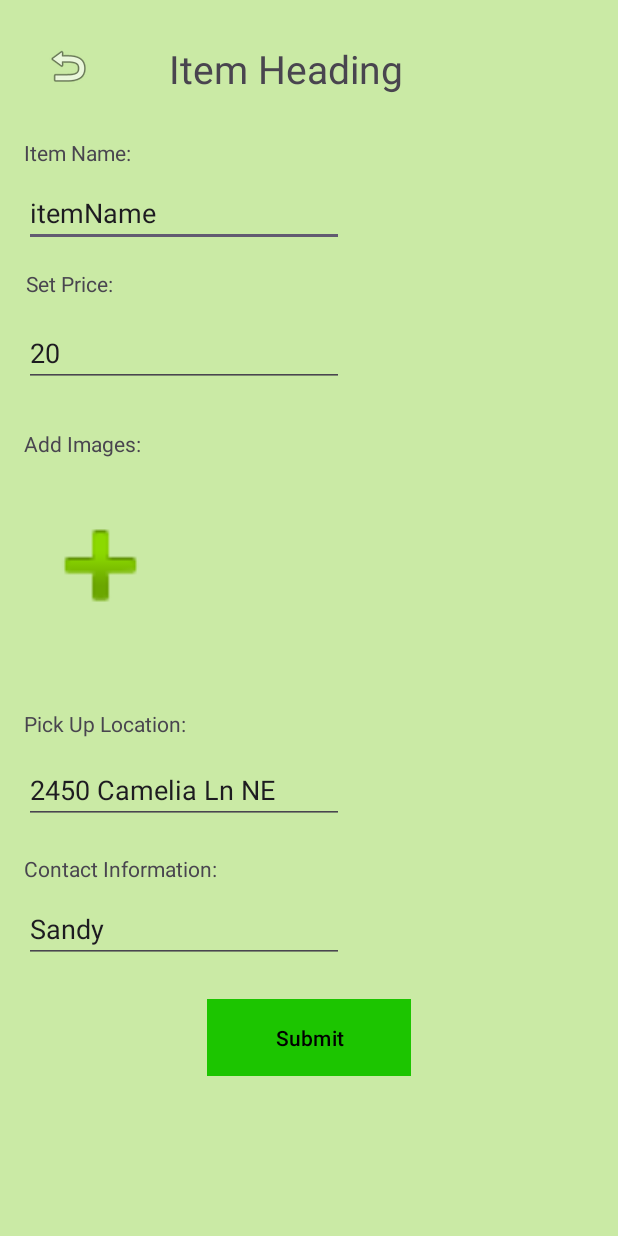
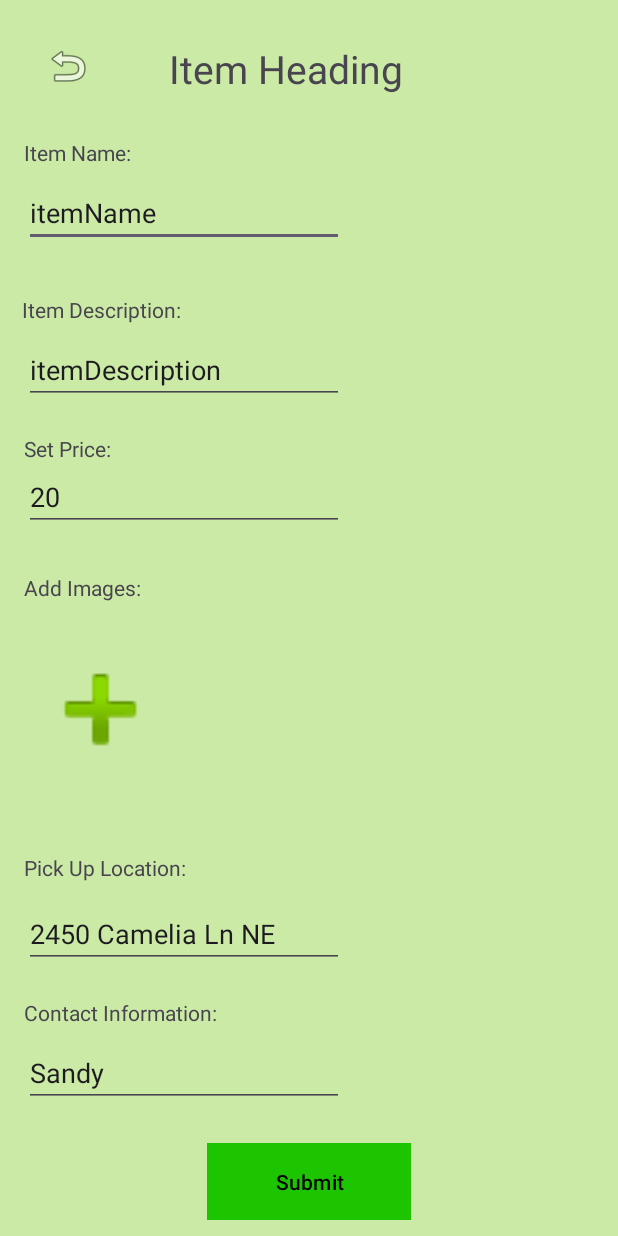
Before and after one commit to And102Group16/sustainable-marketplace, an Android app: the AddProduct screen opened directly, with no data from a screen before it, on a phone screen of 412 x 824 dp. Run offline under Robolectric (Android 15) with nearby library versions, the phone set to English and light mode, and no system bars; our stand-ins replace Firebase (no records; nobody signed in at launch, a user with empty details on screens opened directly).

Commit message:
Mahima and2 (#19)
* descripiotn field added

---------

Co-authored-by: pardazbanumohammad <pardazbanu1999@gmail.com>
Co-authored-by: Mahima Sharma <mahimasharma@Mahimas-MacBook-Air.local>
Co-authored-by: Rajesh Timilsina <rajeshtims@gmail.com>

```diff
--- a/Sustainify/app/src/main/res/layout/add_product.xml
+++ b/Sustainify/app/src/main/res/layout/add_product.xml
@@ -1,11 +1,15 @@
 <?xml version="1.0" encoding="utf-8"?>
-<androidx.constraintlayout.widget.ConstraintLayout xmlns:android="http://schemas.android.com/apk/res/android"
+<ScrollView xmlns:android="http://schemas.android.com/apk/res/android"
     xmlns:app="http://schemas.android.com/apk/res-auto"
     xmlns:tools="http://schemas.android.com/tools"
     android:layout_width="match_parent"
     android:layout_height="match_parent"
     android:background="#CAEAA5"
     tools:context=".HomeActivity">
+
+    <androidx.constraintlayout.widget.ConstraintLayout
+        android:layout_width="match_parent"
+        android:layout_height="wrap_content">
 
     <TextView
         android:id="@+id/itemHeading"
@@ -41,6 +45,17 @@
         app:layout_constraintTop_toBottomOf="@+id/backButton" />
 
     <TextView
+        android:id="@+id/itemDescription"
+        android:layout_width="wrap_content"
+        android:layout_height="wrap_content"
+        android:layout_marginTop="32dp"
+        android:text="Item Description:"
+        app:layout_constraintEnd_toEndOf="parent"
+        app:layout_constraintHorizontal_bias="0.047"
+        app:layout_constraintStart_toStartOf="parent"
+        app:layout_constraintTop_toBottomOf="@+id/itemName" />
+
+    <TextView
         android:id="@+id/textView2"
         android:layout_width="wrap_content"
         android:layout_height="wrap_content"
@@ -49,9 +64,10 @@
         android:text="Set Price:"
         app:layout_constraintBottom_toTopOf="@+id/setprice"
         app:layout_constraintEnd_toEndOf="parent"
+        app:layout_constraintHorizontal_bias="0.0"
         app:layout_constraintStart_toStartOf="parent"
-        app:layout_constraintTop_toBottomOf="@+id/itemName"
-        app:layout_constraintVertical_bias="0.512" />
+        app:layout_constraintTop_toBottomOf="@+id/etItemDescription"
+        app:layout_constraintVertical_bias="1.0" />
 
     <TextView
         android:id="@+id/textView3"
@@ -103,6 +119,19 @@
         app:layout_constraintTop_toBottomOf="@+id/textView1" />
 
     <EditText
+        android:id="@+id/etItemDescription"
+        android:layout_width="wrap_content"
+        android:layout_height="wrap_content"
+        android:layout_marginTop="8dp"
+        android:ems="10"
+        android:inputType="text"
+        android:text="itemDescription"
+        app:layout_constraintEnd_toEndOf="parent"
+        app:layout_constraintHorizontal_bias="0.079"
+        app:layout_constraintStart_toStartOf="parent"
+        app:layout_constraintTop_toBottomOf="@+id/itemDescription" />
+
+    <EditText
         android:id="@+id/pickUp"
         android:layout_width="wrap_content"
         android:layout_height="wrap_content"
@@ -136,10 +165,10 @@
         android:id="@+id/setprice"
         android:layout_width="wrap_content"
         android:layout_height="wrap_content"
-        android:layout_marginTop="48dp"
+        android:layout_marginTop="144dp"
         android:ems="10"
+        android:inputType="number"
         android:text="20"
-        android:inputType="number"
         app:layout_constraintEnd_toEndOf="parent"
         app:layout_constraintHorizontal_bias="0.079"
         app:layout_constraintStart_toStartOf="parent"
@@ -166,6 +195,7 @@
         android:layout_marginEnd="16dp"
         android:background="@drawable/rounded_corner_box"
         app:layout_constraintEnd_toEndOf="parent"
+        app:layout_constraintHorizontal_bias="0.0"
         app:layout_constraintStart_toEndOf="@id/addImg"
         app:layout_constraintTop_toTopOf="@id/addImg">
 
@@ -175,6 +205,7 @@
             android:layout_height="wrap_content"
             android:orientation="horizontal" />
     </HorizontalScrollView>
+
     <Button
         android:id="@+id/button"
         android:layout_width="136dp"
@@ -182,6 +213,7 @@
         android:layout_marginStart="137dp"
         android:layout_marginTop="24dp"
         android:layout_marginEnd="138dp"
+        android:layout_marginBottom="100dp"
         android:background="@color/material_dynamic_primary90"
         android:text="Submit"
         android:textColorHighlight="#4CAF50"
@@ -191,4 +223,5 @@
         app:layout_constraintStart_toStartOf="parent"
         app:layout_constraintTop_toBottomOf="@+id/contactInfo" />
 
-</androidx.constraintlayout.widget.ConstraintLayout>
+    </androidx.constraintlayout.widget.ConstraintLayout>
+</ScrollView>
```
Also changed, not shown: Sustainify/app/src/main/res/layout/fragment_listings.xml (+17 -8 lines).
